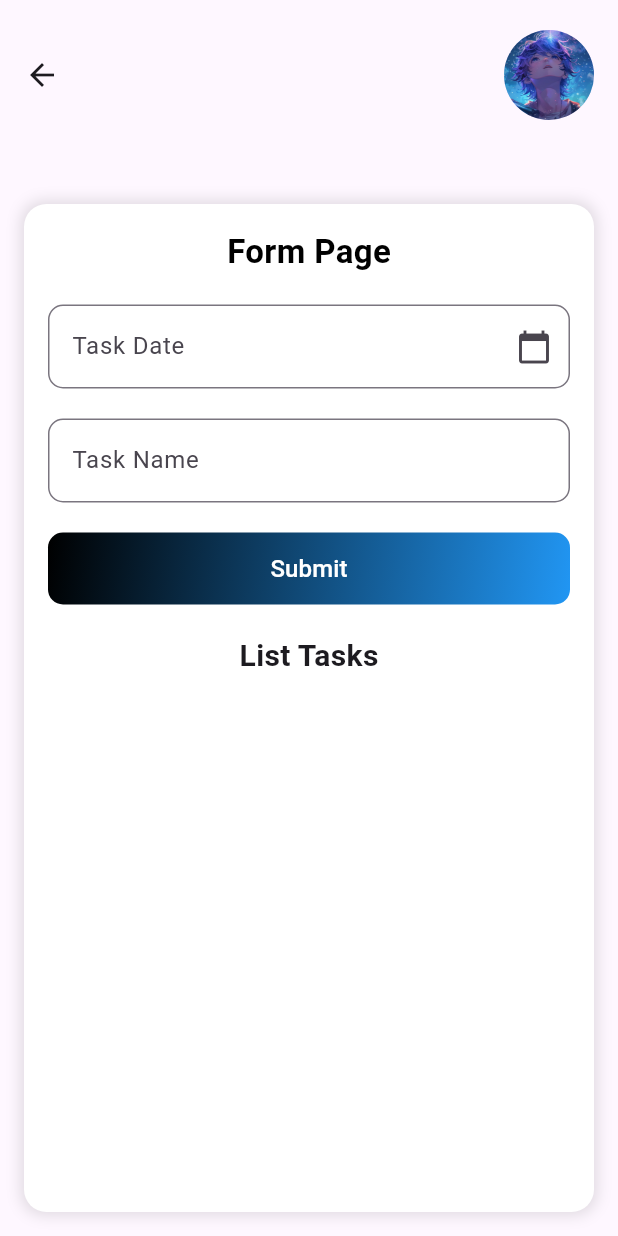
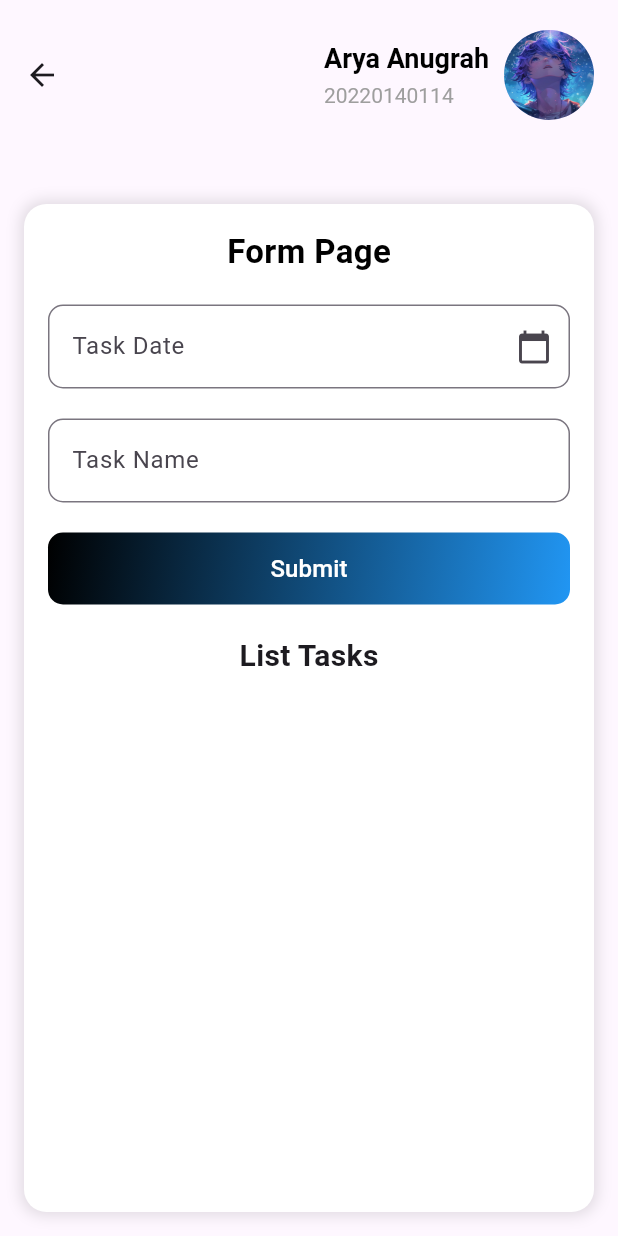
Before and after one commit to Aryaaa30/TodoApp_0114, a Flutter app: the TodoPage screen opened directly, on a phone screen of 412 x 824 dp. Run offline on Flutter 3.47's test engine with Material 3 defaults, Android fonts, the phone set to English and light mode, and no system bars.

Commit message:
Menambahkan teks di samping kiri gambar

```diff
--- a/lib/todo_page.dart
+++ b/lib/todo_page.dart
@@ -61,14 +61,40 @@ class _TodoPageState extends State<TodoPage> {
     return Scaffold(
       appBar: AppBar(
         toolbarHeight: 100,
-        automaticallyImplyLeading:
-            true, // Ini akan otomatis menampilkan tombol back jika ada
-        title: Align(
-          alignment: Alignment.centerRight,
-          child: CircleAvatar(
-            radius: 30,
-            backgroundImage: AssetImage('assets/images/testes.jpg'),
-          ),
+        automaticallyImplyLeading: true,
+        title: Row(
+          mainAxisAlignment: MainAxisAlignment.end,
+          children: [
+            Column(
+              crossAxisAlignment: CrossAxisAlignment.start,
+              mainAxisSize: MainAxisSize.min,
+              children: [
+                const Text(
+                  "Arya Anugrah", // Ganti dengan nama yang sesuai
+                  style: TextStyle(
+                    fontSize: 18,
+                    fontWeight: FontWeight.bold,
+                    color: Colors.black, // Warna teks utama
+                  ),
+                ),
+                const SizedBox(
+                  height: 4,
+                ), // Jarak antara teks utama dan teks kecil
+                const Text(
+                  "20220140114", // Teks kecil tambahan
+                  style: TextStyle(
+                    fontSize: 14,
+                    color: Colors.grey, // Warna abu-abu
+                  ),
+                ),
+              ],
+            ),
+            const SizedBox(width: 10), // Jarak antara teks dan gambar
+            CircleAvatar(
+              radius: 30,
+              backgroundImage: AssetImage('assets/images/testes.jpg'),
+            ),
+          ],
         ),
       ),
       body: SafeArea(
```
